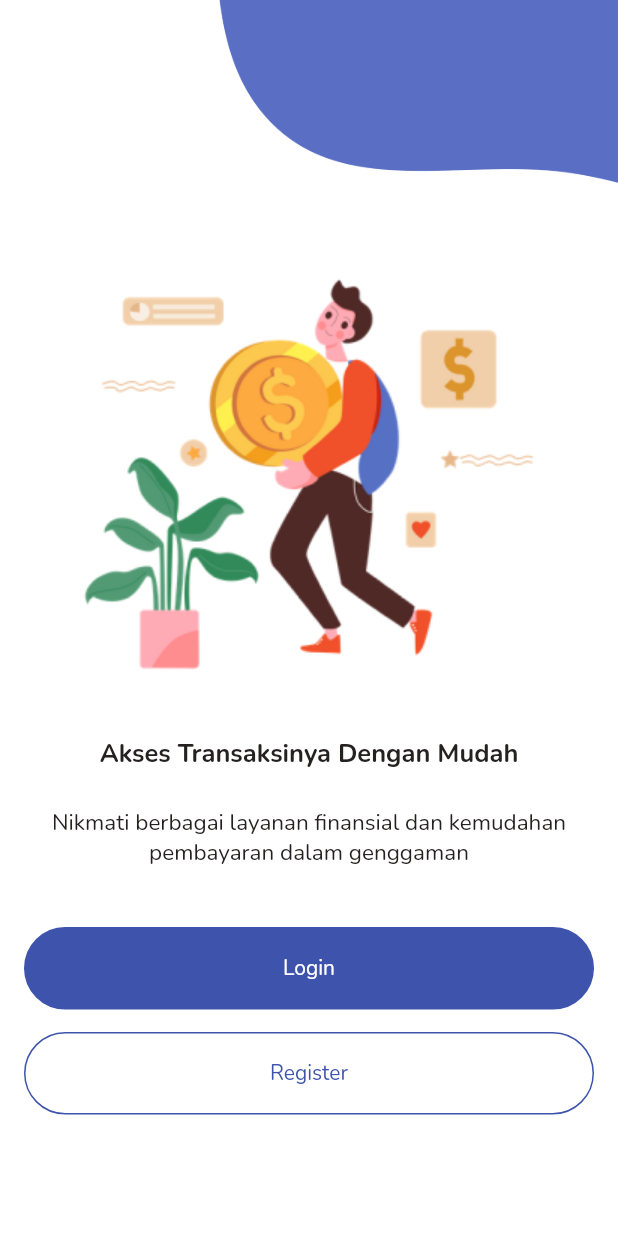
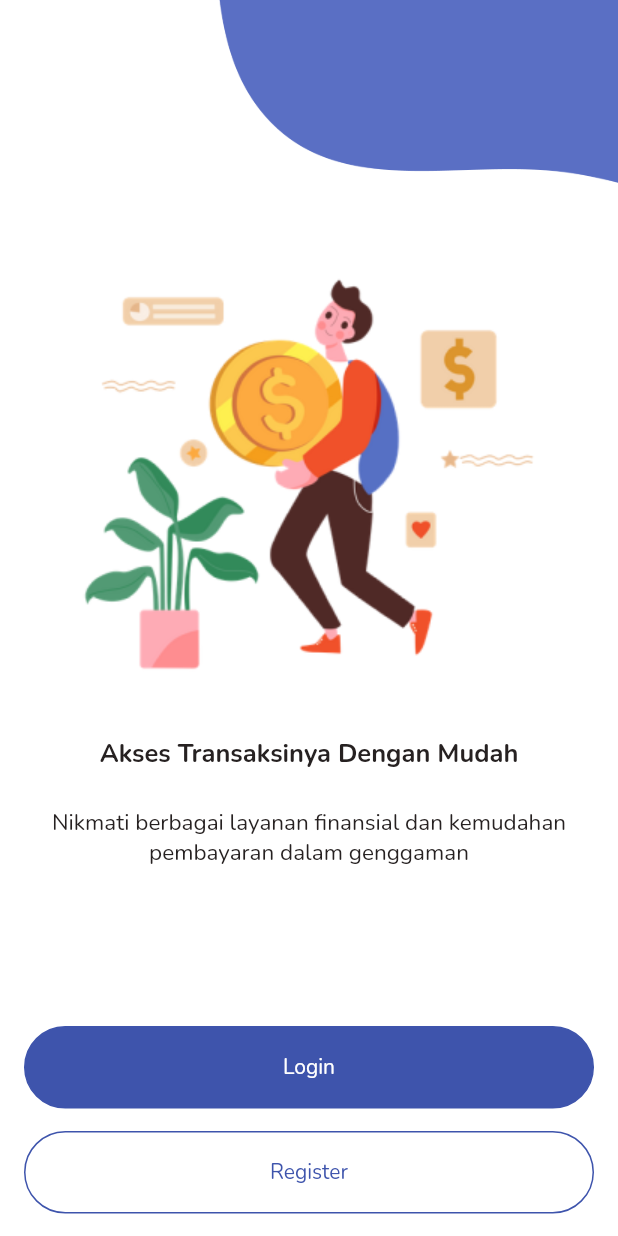
Before and after one commit to ntaulya/visipay, a Flutter app: the screen it shows after launch, on a phone screen of 412 x 824 dp. Run offline on Flutter 3.47's test engine with Material 2 defaults, Android fonts, the phone set to English and light mode, and no system bars; our stand-ins replace bloc, dartz, flutter_bloc, flutter_svg, get_it, google_fonts and 3 more; missing offline and left inert: dart:ffi.

Commit message:
Update onBoarding.dart

```diff
--- a/lib/pages/onBoarding.dart
+++ b/lib/pages/onBoarding.dart
@@ -50,9 +50,7 @@ class OnBoarding extends StatelessWidget {
                 style: GoogleFonts.nunito(
                     textStyle: Nunito_15px, fontWeight: FontWeight.normal, color: Text1),
               ),
-              SizedBox(
-                height: 40,
-              ),
+              Spacer(),
               Button(
                 "Login",
                 backgroundColor: Primary50,
@@ -81,6 +79,7 @@ class OnBoarding extends StatelessWidget {
                       builder: (context) => Register(),
                     ));
               }),
+              const SizedBox(height: 15),
             ],
           ),
         ),
```
